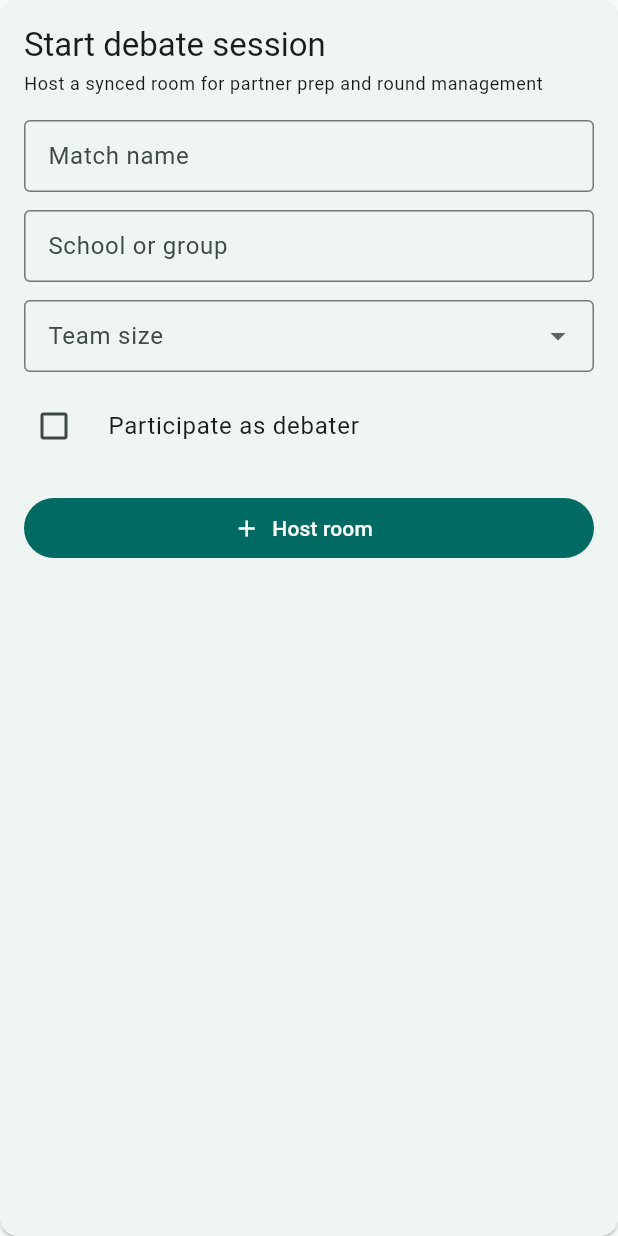
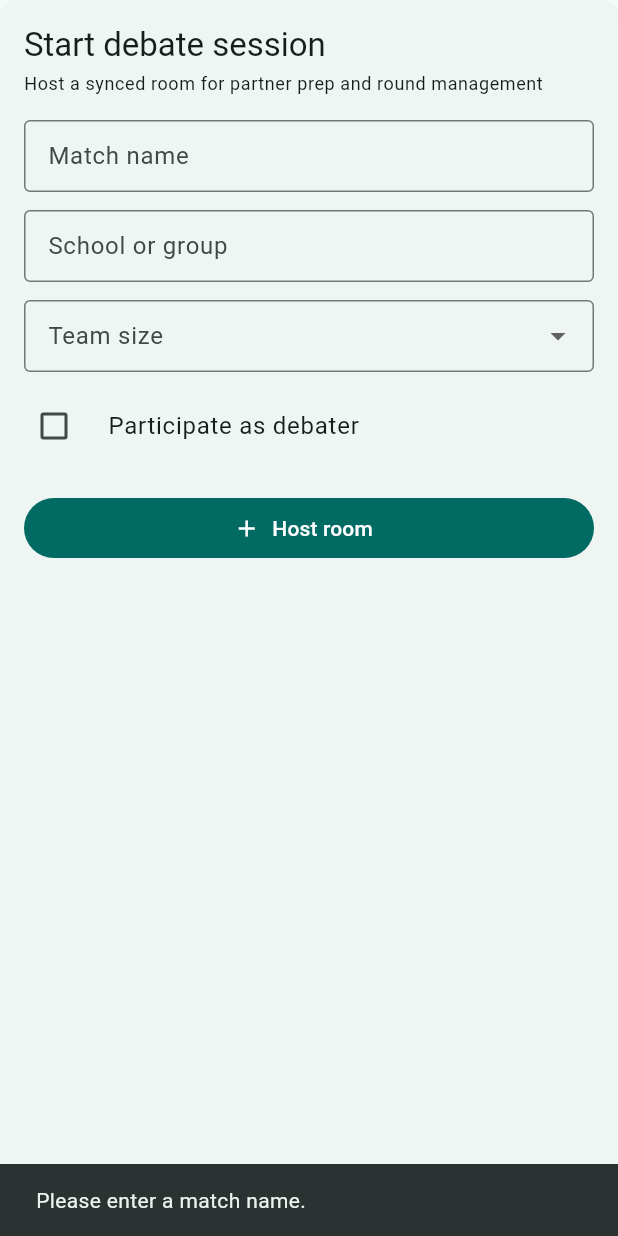
Before and after one commit to gitmichaelqiu/Dialektik, a Flutter app: the _StartSessionPane widget shown alone on an empty page, opened directly with empty values, after a tap on "Host room", on a phone screen of 412 x 824 dp. Run offline on Flutter 3.47's test engine with Material 3 defaults, Android fonts, the phone set to English and light mode, and no system bars; our stand-ins replace shared_preferences; missing offline and left inert: dart:js_util, flutter_inappwebview; accounts and stored records are empty.

Commit message:
feat: show snackbar when hosting room with empty match name

```diff
--- a/flutter_ui/lib/src/screens/in_round_screen.dart
+++ b/flutter_ui/lib/src/screens/in_round_screen.dart
@@ -727,7 +727,15 @@ class _StartSessionPane extends StatelessWidget {
               SizedBox(
                 width: double.infinity,
                 child: FilledButton.icon(
-                  onPressed: onHost,
+                  onPressed: () {
+                    if (matchController.text.trim().isEmpty) {
+                      ScaffoldMessenger.of(context).showSnackBar(
+                        const SnackBar(content: Text('Please enter a match name.')),
+                      );
+                      return;
+                    }
+                    onHost();
+                  },
                   icon: const Icon(Icons.add),
                   label: const Text('Host room'),
                 ),
```
